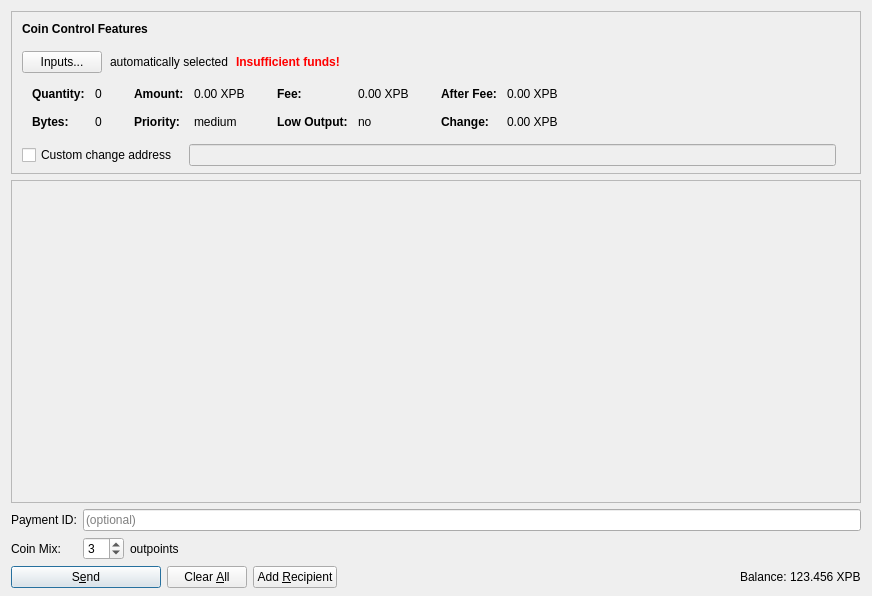
Old version of the form src/qtwallet/forms/sendcoinsdialog.ui in the repository cryonote/cryonote.
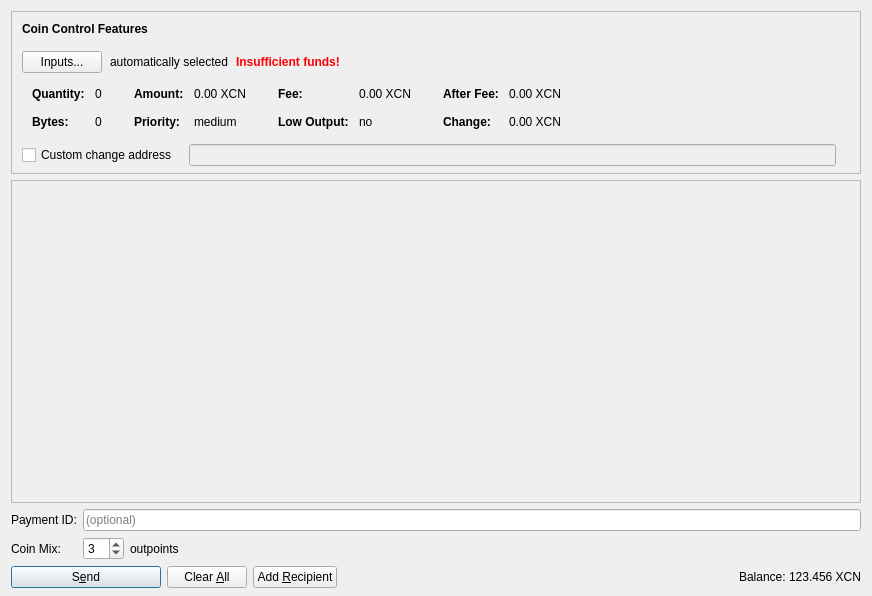
New version of the form. Icons and pictures are not drawn. Custom widgets are drawn as their Qt base class.

What changed in the file:
```diff
--- a/src/qtwallet/forms/sendcoinsdialog.ui
+++ b/src/qtwallet/forms/sendcoinsdialog.ui
@@ -312,7 +312,7 @@
                   <enum>Qt::ActionsContextMenu</enum>
                  </property>
                  <property name="text">
-                  <string notr="true">0.00 XPB</string>
+                  <string notr="true">0.00 XCN</string>
                  </property>
                  <property name="textInteractionFlags">
                   <set>Qt::LinksAccessibleByMouse|Qt::TextSelectableByKeyboard|Qt::TextSelectableByMouse</set>
@@ -392,7 +392,7 @@
                   <enum>Qt::ActionsContextMenu</enum>
                  </property>
                  <property name="text">
-                  <string notr="true">0.00 XPB</string>
+                  <string notr="true">0.00 XCN</string>
                  </property>
                  <property name="textInteractionFlags">
                   <set>Qt::LinksAccessibleByMouse|Qt::TextSelectableByKeyboard|Qt::TextSelectableByMouse</set>
@@ -472,7 +472,7 @@
                   <enum>Qt::ActionsContextMenu</enum>
                  </property>
                  <property name="text">
-                  <string notr="true">0.00 XPB</string>
+                  <string notr="true">0.00 XCN</string>
                  </property>
                  <property name="textInteractionFlags">
                   <set>Qt::LinksAccessibleByMouse|Qt::TextSelectableByKeyboard|Qt::TextSelectableByMouse</set>
@@ -501,7 +501,7 @@
                   <enum>Qt::ActionsContextMenu</enum>
                  </property>
                  <property name="text">
-                  <string notr="true">0.00 XPB</string>
+                  <string notr="true">0.00 XCN</string>
                  </property>
                  <property name="textInteractionFlags">
                   <set>Qt::LinksAccessibleByMouse|Qt::TextSelectableByKeyboard|Qt::TextSelectableByMouse</set>
@@ -815,7 +815,7 @@
           <cursorShape>IBeamCursor</cursorShape>
          </property>
          <property name="text">
-          <string notr="true">123.456 XPB</string>
+          <string notr="true">123.456 XCN</string>
          </property>
          <property name="textInteractionFlags">
           <set>Qt::LinksAccessibleByMouse|Qt::TextSelectableByKeyboard|Qt::TextSelectableByMouse</set>
```
